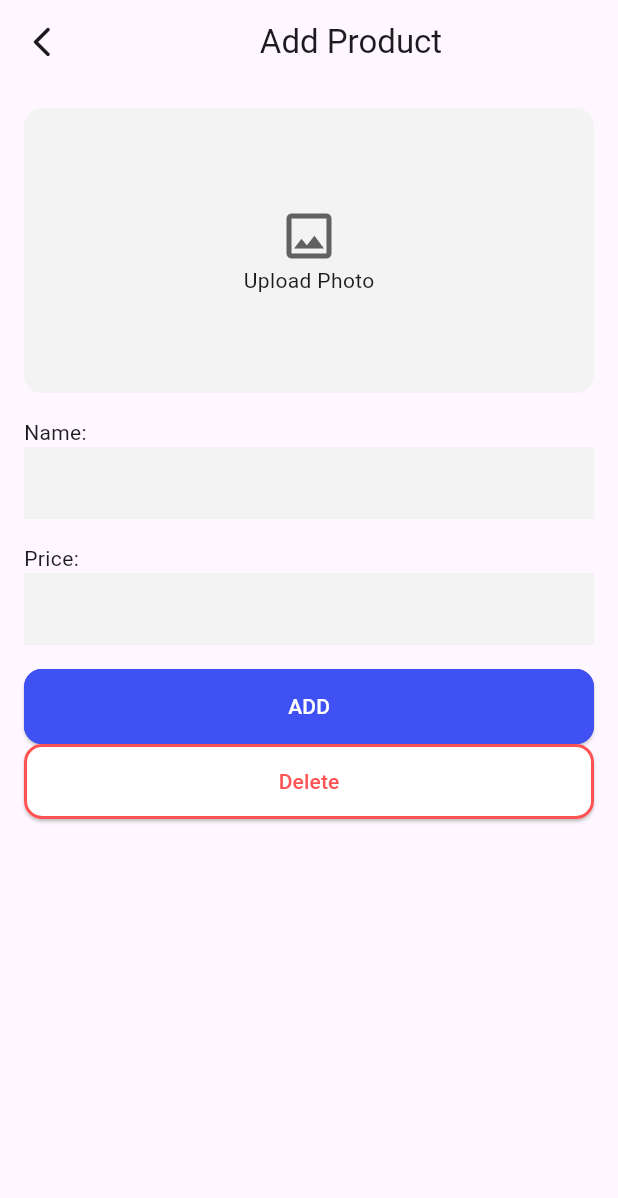
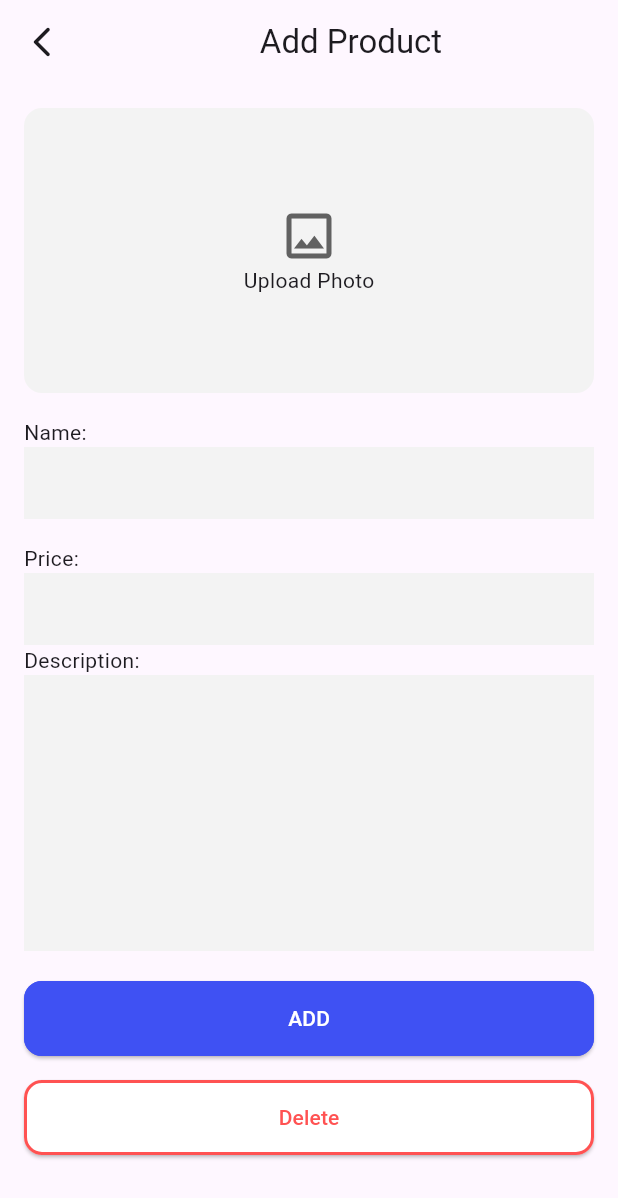
Before and after one commit to NatnaelBelay01/2024-internship-mobile-tasks, a Flutter app: the screen it shows after launch, after a tap on the "add" icon, on a phone screen of 412 x 824 dp. Shown: the top 1198 px of the screen. Run offline on Flutter 3.47's test engine with Material 3 defaults, Android fonts, the phone set to English and light mode, and no system bars.

Commit message:
Major changes, add product and some ui changes done

```diff
--- a/mobile/natnael.belay/ecommerce/lib/addpage.dart
+++ b/mobile/natnael.belay/ecommerce/lib/addpage.dart
@@ -4,22 +4,24 @@ class AddPage extends StatelessWidget {
   final Function(String, double?) addCard;
   final TextEditingController _nameController = TextEditingController();
   final TextEditingController _priceController = TextEditingController();
+  final TextEditingController _desController = TextEditingController();
 
   AddPage({required this.addCard, super.key});
 
   void _submit(BuildContext context) {
     final String name = _nameController.text;
     final double? price = double.tryParse(_priceController.text);
-    if (name.isNotEmpty && price != null) {
+		final String description = _desController.text;
+    if (name.isNotEmpty && price != null && description.isNotEmpty) {
       addCard(name, price);
-      Navigator.pop(context); // Close the AddPage after submitting
+      Navigator.pop(context);
     }
   }
 
   @override
   Widget build(BuildContext context) {
     return Scaffold(
-      resizeToAvoidBottomInset: true, // Ensure the UI avoids the keyboard
+      resizeToAvoidBottomInset: true,
       appBar: AppBar(
         leading: GestureDetector(
           onTap: () {
@@ -75,7 +77,17 @@ class AddPage extends StatelessWidget {
                 filled: true,
               ),
             ),
-            const SizedBox(height: 16),
+            const Text("Description:"),
+            TextField(
+              controller: _desController,
+              decoration: const InputDecoration(
+                contentPadding: EdgeInsets.symmetric(vertical: 80),
+                border: InputBorder.none,
+                fillColor: Color(0xFFF3F3F3),
+                filled: true,
+              ),
+            ),
+            const SizedBox(height: 20),
             ElevatedButton(
               onPressed: () => _submit(context),
               style: ElevatedButton.styleFrom(
@@ -91,6 +103,9 @@ class AddPage extends StatelessWidget {
                 foregroundColor: Colors.white,
               ),
               child: const Text("ADD"),
+            ),
+            const SizedBox(
+              height: 16,
             ),
             ElevatedButton(
               onPressed: () {},
```
Also changed, not shown: mobile/natnael.belay/ecommerce/lib/details.dart (+5 -24 lines), mobile/natnael.belay/ecommerce/lib/main.dart (+5 -2 lines), mobile/natnael.belay/ecommerce/lib/searchpage.dart (+20 -16 lines).
